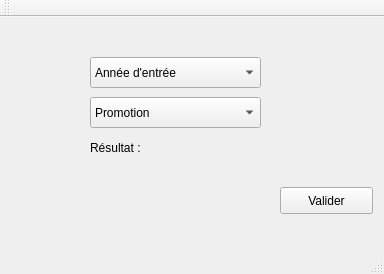
Qt form Aide_decisionnelle/mainwindow.ui (Florian2209/Sciencedecision) before a commit.
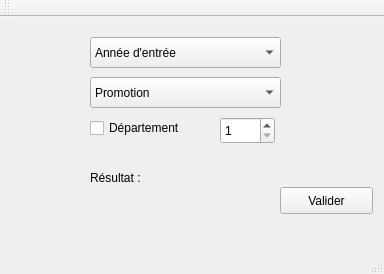
The same form after that commit.

Commit message: Modification de l'interface. Ajout d'un bouton département

Diff of the .ui file:
```diff
--- a/Aide_decisionnelle/mainwindow.ui
+++ b/Aide_decisionnelle/mainwindow.ui
@@ -31,8 +31,8 @@
     <property name="geometry">
      <rect>
       <x>90</x>
-      <y>40</y>
-      <width>171</width>
+      <y>20</y>
+      <width>191</width>
       <height>31</height>
      </rect>
     </property>
@@ -61,8 +61,8 @@
     <property name="geometry">
      <rect>
       <x>90</x>
-      <y>80</y>
-      <width>171</width>
+      <y>60</y>
+      <width>191</width>
       <height>31</height>
      </rect>
     </property>
@@ -116,7 +116,7 @@
     <property name="geometry">
      <rect>
       <x>90</x>
-      <y>120</y>
+      <y>150</y>
       <width>171</width>
       <height>21</height>
      </rect>
@@ -125,6 +125,35 @@
      <string>Résultat : </string>
     </property>
    </widget>
+   <widget class="QCheckBox" name="departementCheckBox">
+    <property name="geometry">
+     <rect>
+      <x>90</x>
+      <y>100</y>
+      <width>121</width>
+      <height>22</height>
+     </rect>
+    </property>
+    <property name="text">
+     <string>Département</string>
+    </property>
+   </widget>
+   <widget class="QSpinBox" name="departementSpinBox">
+    <property name="geometry">
+     <rect>
+      <x>220</x>
+      <y>100</y>
+      <width>55</width>
+      <height>27</height>
+     </rect>
+    </property>
+    <property name="minimum">
+     <number>1</number>
+    </property>
+    <property name="maximum">
+     <number>96</number>
+    </property>
+   </widget>
   </widget>
   <widget class="QMenuBar" name="menuBar">
    <property name="geometry">
```
The commit also changes 2 other files.
